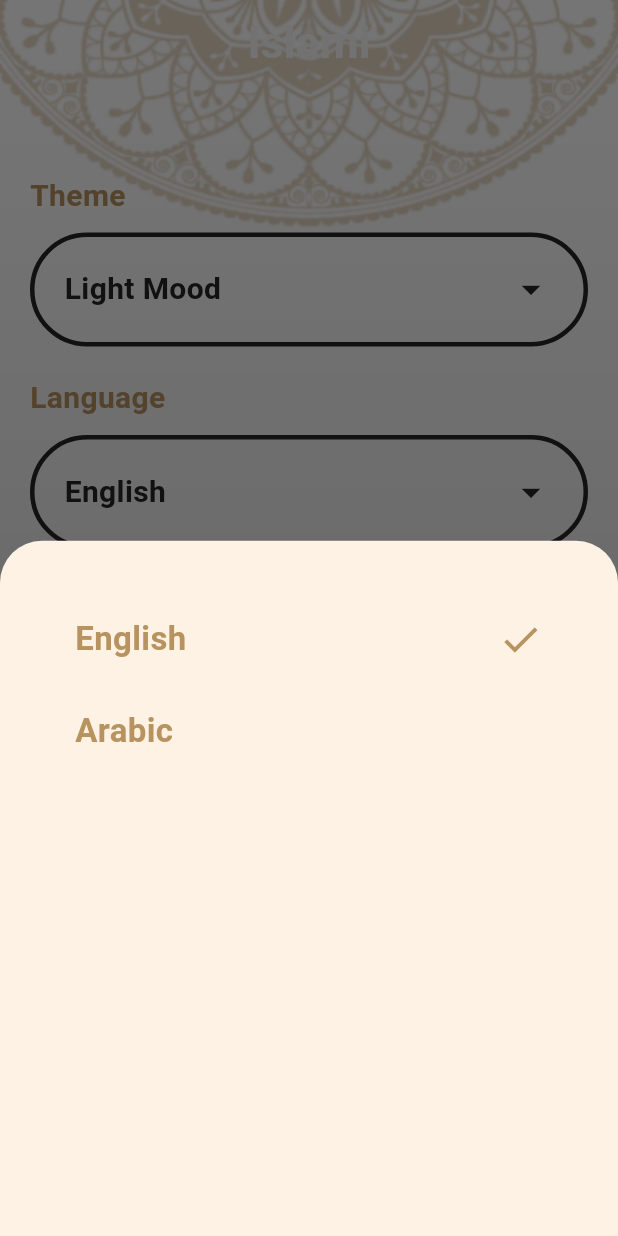
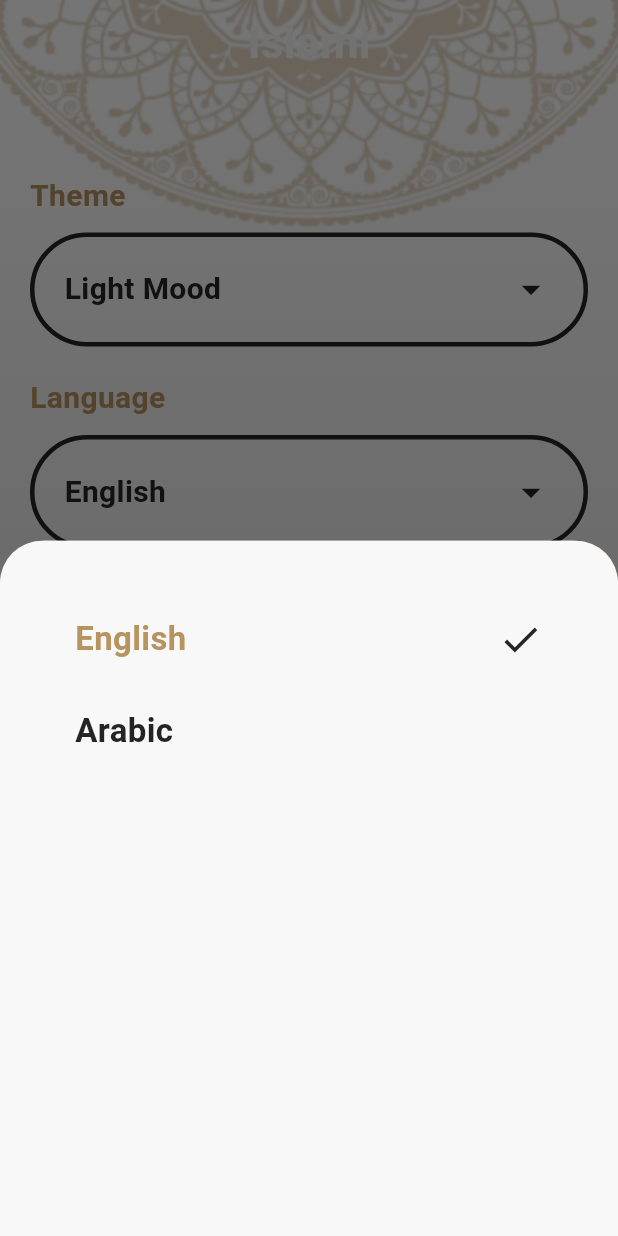
Before and after one commit to Tota6/islami_app, a Flutter app: the screen it shows after launch, item 5 of the bottom bar chosen, after a tap on "English", on a phone screen of 412 x 824 dp. Run offline on Flutter 3.47's test engine with Material 3 defaults, Android fonts, the phone set to English and light mode, and no system bars; our stand-ins replace font_awesome_flutter, shared_preferences; generated files the repository leaves out were written again.

Commit message:
+ shared preferences is added to the app to save final language and theme u choose

```diff
--- a/Projects/Flutter/islami_app/lib/main.dart
+++ b/Projects/Flutter/islami_app/lib/main.dart
@@ -10,7 +10,9 @@ import 'utilities/app_theme.dart';
 
 void main() {
   runApp(ChangeNotifierProvider(
-    create: (context) => SettingProvider(),
+    create: (context) => SettingProvider()
+      ..getlanguage()
+      ..getTheme(),
     child: const MyApp(),
   ));
 }
--- a/Projects/Flutter/islami_app/lib/pages/settings_page/languge_button_sheet.dart
+++ b/Projects/Flutter/islami_app/lib/pages/settings_page/languge_button_sheet.dart
@@ -16,6 +16,18 @@ class _LanguageButtomSheetState extends State<LanguageButtomSheet> {
   Widget build(BuildContext context) {
     var provider = Provider.of<SettingProvider>(context);
     return Container(
+      // color: provider.currentTheme == ThemeMode.light
+      //     ? AppColors.lightPrimaryColor
+      //     : AppColors.darkPrimaryColor,
+      decoration: BoxDecoration(
+        borderRadius: const BorderRadius.only(
+          topLeft: Radius.circular(30),
+          topRight: Radius.circular(30),
+        ),
+        color: provider.currentTheme == ThemeMode.light
+            ? AppColors.whiteColor
+            : AppColors.darkPrimaryColor,
+      ),
       padding: const EdgeInsets.all(50),
       child: Column(
         crossAxisAlignment: CrossAxisAlignment.start,
@@ -64,7 +76,7 @@ class _LanguageButtomSheetState extends State<LanguageButtomSheet> {
           Icons.check,
           size: 30,
           color: provider.currentTheme == ThemeMode.light
-              ? AppColors.lightPrimaryColor
+              ? AppColors.lightTextColor
               : AppColors.darkSecondaryColor,
         ),
       ],
@@ -80,8 +92,8 @@ class _LanguageButtomSheetState extends State<LanguageButtomSheet> {
           language,
           style: TextStyle(
             color: provider.currentTheme == ThemeMode.light
-                ? AppColors.lightPrimaryColor
-                : AppColors.darkSecondaryColor,
+                ? AppColors.lightTextColor
+                : AppColors.darkSecondaryTextColor,
             fontSize: 22,
             fontWeight: FontWeight.bold,
           ),
--- a/Projects/Flutter/islami_app/lib/pages/settings_page/setting_page.dart
+++ b/Projects/Flutter/islami_app/lib/pages/settings_page/setting_page.dart
@@ -4,7 +4,6 @@ import 'package:islami_app/pages/settings_page/theme_button_sheet.dart';
 import 'package:islami_app/utilities/app_colors.dart';
 import 'package:provider/provider.dart';
 import 'package:flutter_gen/gen_l10n/app_localizations.dart';
-
 import '../../provider/settings_provider.dart';
 
 class SettingPage extends StatefulWidget {
--- a/Projects/Flutter/islami_app/lib/provider/settings_provider.dart
+++ b/Projects/Flutter/islami_app/lib/provider/settings_provider.dart
@@ -1,21 +1,49 @@
 import 'dart:ui';
 
 import 'package:flutter/material.dart';
+import 'package:shared_preferences/shared_preferences.dart';
 
 class SettingProvider extends ChangeNotifier {
   ThemeMode currentTheme = ThemeMode.light;
   String currentLanguage = "en";
 
-  changeNotifier(ThemeMode newTheme) {
+  Future<void> changeNotifier(ThemeMode newTheme) async {
     if (currentTheme == newTheme) return;
     currentTheme = newTheme;
     notifyListeners();
+    final SharedPreferences prefs = await SharedPreferences.getInstance();
+    prefs.setBool("isDark", newTheme == ThemeMode.dark);
   }
 
-  changeLanguage(String language) {
+  Future<void> changeLanguage(String language) async {
     if (currentLanguage == language) return;
     currentLanguage = language;
     notifyListeners();
+    final SharedPreferences prefs = await SharedPreferences.getInstance();
+    prefs.setString("language", language);
+  }
+
+  Future<void> getlanguage() async {
+    final SharedPreferences prefs = await SharedPreferences.getInstance();
+    String? lang = prefs.getString("language");
+    if (lang != null) {
+      currentLanguage = lang;
+      notifyListeners();
+    }
+  }
+
+  Future<void> getTheme() async {
+    final SharedPreferences prefs = await SharedPreferences.getInstance();
+    bool? isDark = prefs.getBool("isDark");
+    if (isDark != null) {
+      if (isDark) {
+        currentTheme = ThemeMode.dark;
+        notifyListeners();
+      } else {
+        currentTheme == ThemeMode.light;
+      }
+      notifyListeners();
+    }
   }
 
   changeBackground() {
--- a/Projects/Flutter/islami_app/pubspec.yaml
+++ b/Projects/Flutter/islami_app/pubspec.yaml
@@ -29,6 +29,7 @@ environment:
 # versions available, run `flutter pub outdated`.
 dependencies:
   font_awesome_flutter: ^10.7.0
+  shared_preferences: ^2.2.2
   provider: ^6.1.2
   flutter:
     sdk: flutter
```
Also changed, not shown: Projects/Flutter/islami_app/lib/pages/settings_page/theme_button_sheet.dart (+11 -2 lines), Projects/Flutter/islami_app/pubspec.lock, 1 other file.
